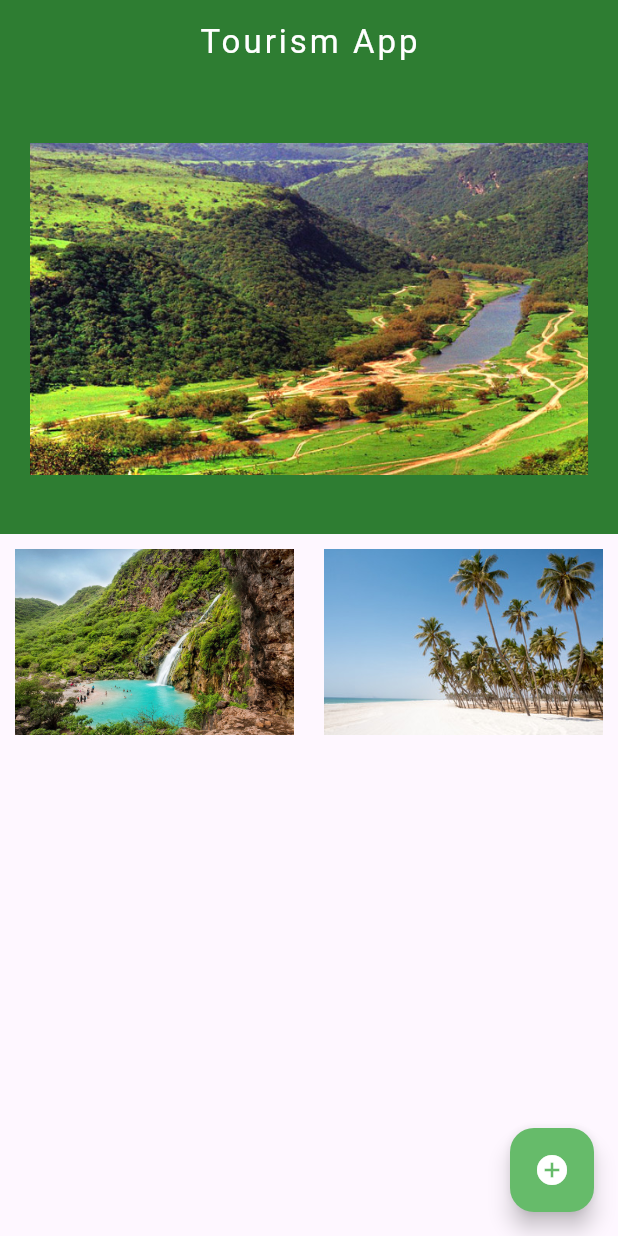
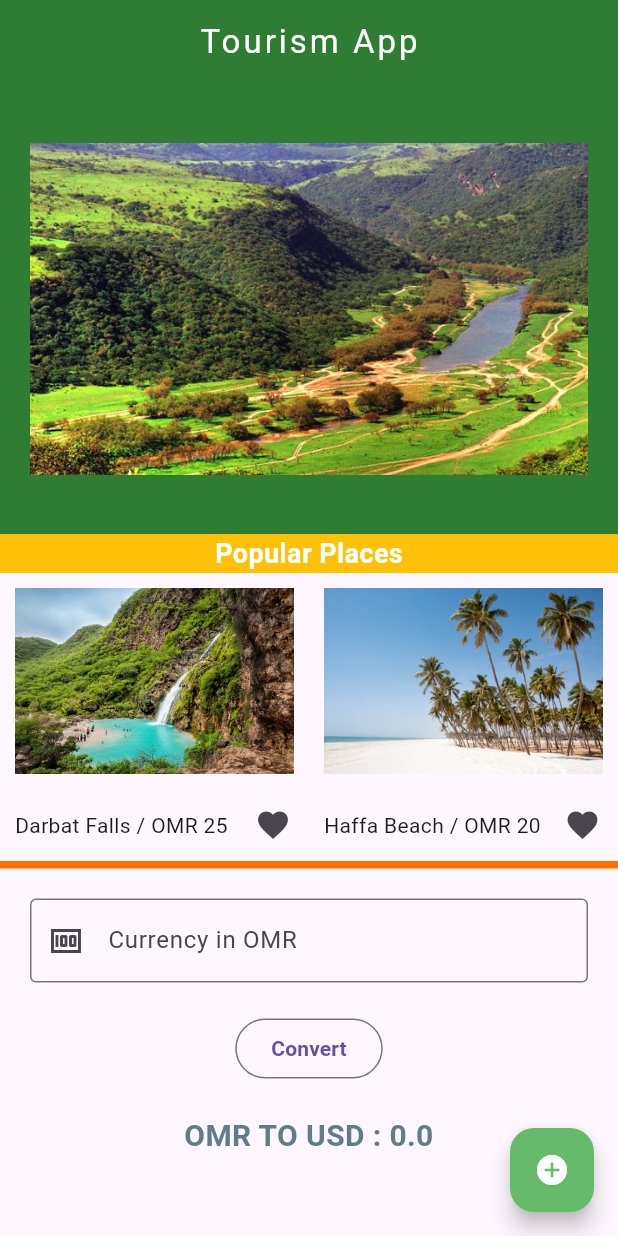
Before and after one commit to juntyms/tourismapp, a Flutter app: the screen it shows after launch, on a phone screen of 412 x 824 dp. Run offline on Flutter 3.47's test engine with Material 3 defaults, Android fonts, the phone set to English and light mode, and no system bars.

Commit message:
added stateful widgets , Text Widget, Fav Icon, TextFormFields, OutlineedButton

```diff
--- a/lib/main.dart
+++ b/lib/main.dart
@@ -47,28 +47,75 @@ class MyHome extends StatelessWidget {
               image: AssetImage('images/Salalah1.jpg'),
             ),
           ),
+          Container(
+            alignment: Alignment.center,
+            width: double.infinity,
+            color: Colors.amber,
+            child: Text(
+              'Popular Places',
+              style: TextStyle(
+                fontSize: 18.0,
+                fontWeight: FontWeight.bold,
+                color: Colors.white,
+              ),
+            ),
+          ),
           Row(
             children: [
               Expanded(
-                child: Card(
+                child: Column(
+                  children: [
+                    Card(
                       elevation: 0.0,
                       margin: EdgeInsets.all(10),
                       child: SizedBox(
                         width: 200,
-                      child: Image(image: AssetImage('images/Salalah2.jpg'))),
+                        child: Image(image: AssetImage('images/Salalah2.jpg')),
+                      ),
+                    ),
+                    Row(
+                      children: [
+                        Container(
+                            margin: EdgeInsets.only(left: 10),
+                            child: Text('Darbat Falls / OMR 25')),
+                        Spacer(),
+                        Align(alignment: Alignment.bottomRight, child: fav()),
+                      ],
+                    )
+                  ],
                 ),
               ),
               Expanded(
-                child: Card(
+                child: Column(
+                  children: [
+                    Card(
                       elevation: 0.0,
                       margin: EdgeInsets.all(10),
                       child: SizedBox(
                         width: 200,
-                      child: Image(image: AssetImage('images/Salalah3.jpg'))),
+                        child: Image(image: AssetImage('images/Salalah3.jpg')),
+                      ),
+                    ),
+                    Row(
+                      children: [
+                        Container(
+                            margin: EdgeInsets.only(left: 10),
+                            child: Text('Haffa Beach / OMR 20 ')),
+                        Spacer(),
+                        Align(alignment: Alignment.bottomRight, child: fav()),
+                      ],
+                    )
+                  ],
                 ),
               ),
             ],
-          )
+          ),
+          Container(
+            width: double.infinity,
+            color: Colors.amber[900],
+            height: 5,
+          ),
+          Currency(),
         ],
       ),
       floatingActionButton: FloatingActionButton(
@@ -80,3 +127,85 @@ class MyHome extends StatelessWidget {
     );
   }
 }
+
+class fav extends StatefulWidget {
+  const fav({super.key});
+
+  @override
+  State<fav> createState() => _favState();
+}
+
+class _favState extends State<fav> {
+  bool liked = false;
+  @override
+  Widget build(BuildContext context) {
+    return IconButton(
+      onPressed: () {
+        setState(() => liked = !liked);
+      },
+      icon: liked
+          ? (Icon(
+              Icons.favorite,
+              color: Colors.red,
+            ))
+          : (Icon(Icons.favorite)),
+    );
+  }
+}
+
+class Currency extends StatefulWidget {
+  const Currency({super.key});
+
+  @override
+  State<Currency> createState() => _CurrencyState();
+}
+
+class _CurrencyState extends State<Currency> {
+  TextEditingController _curr = TextEditingController();
+  double curr_rate = 0;
+  @override
+  Widget build(BuildContext context) {
+    return Container(
+      padding: EdgeInsets.all(20),
+      child: Column(
+        mainAxisAlignment: MainAxisAlignment.center,
+        children: [
+          TextFormField(
+            controller: _curr,
+            decoration: InputDecoration(
+              labelText: 'Currency in OMR',
+              prefixIcon: Icon(Icons.money),
+              border: OutlineInputBorder(),
+            ),
+          ),
+          SizedBox(
+            height: 20,
+          ),
+          OutlinedButton(
+            onPressed: () {
+              setState(() {
+                curr_rate = (double.parse(_curr.text)) * 2.60;
+              });
+            },
+            style: OutlinedButton.styleFrom(maximumSize: Size(100, 50)),
+            child: Text(
+              'Convert',
+              style: TextStyle(fontWeight: FontWeight.bold),
+            ),
+          ),
+          SizedBox(
+            height: 20,
+          ),
+          Text(
+            'OMR TO USD : ' + curr_rate.toString(),
+            style: TextStyle(
+                fontSize: 20,
+                color: Colors.blueGrey,
+                fontWeight: FontWeight.bold),
+            textAlign: TextAlign.center,
+          ),
+        ],
+      ),
+    );
+  }
+}
```
Also changed, not shown: pubspec.lock, 125 other files. Lines whose indentation alone changed are shown as unchanged.
